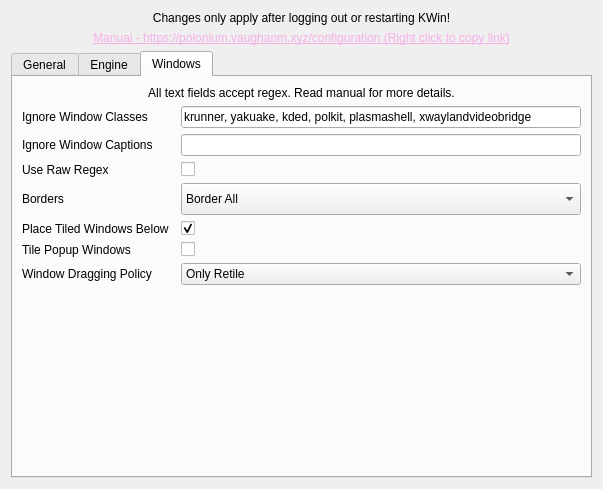
The window that res/config.ui (zeroxoneafour/polonium) describes before a commit, drawn with Qt 5.
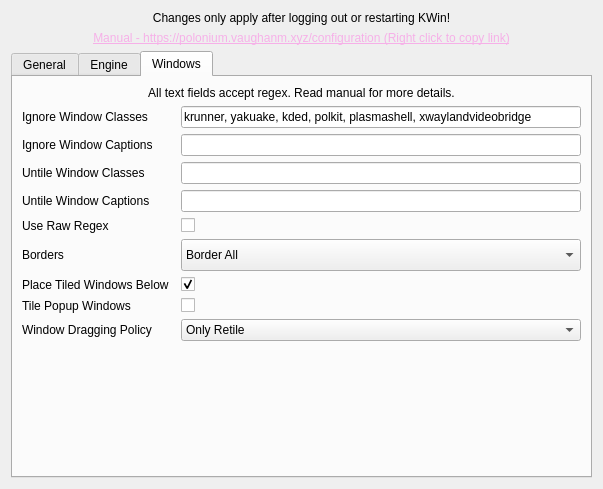
The same window after the commit. The open tabs and pages were chosen to show the change.

What changed in the file:
```diff
--- a/res/config.ui
+++ b/res/config.ui
@@ -719,61 +719,39 @@
          <item row="3" column="2">
           <widget class="QLineEdit" name="kcfg_IgnoreWindowCaptions"/>
          </item>
-         <item row="6" column="2">
-          <widget class="QCheckBox" name="kcfg_TiledWindowsBelow">
+         <item row="7" column="0">
+          <widget class="QLabel" name="bordersLabel">
            <property name="text">
-            <string/>
+            <string>Borders</string>
            </property>
-           <property name="checked">
-            <bool>true</bool>
-           </property>
           </widget>
          </item>
-         <item row="4" column="0">
-          <widget class="QLabel" name="rawRegexLabel">
-           <property name="text">
-            <string>Use Raw Regex</string>
+         <item row="10" column="2">
+          <widget class="QComboBox" name="kcfg_WindowDragPolicy">
+           <property name="currentIndex">
+            <number>1</number>
            </property>
+           <item>
+            <property name="text">
+             <string>Always Tile</string>
+            </property>
+           </item>
+           <item>
+            <property name="text">
+             <string>Only Retile</string>
+            </property>
+           </item>
+           <item>
+            <property name="text">
+             <string>Never Tile</string>
+            </property>
+           </item>
           </widget>
          </item>
-         <item row="9" column="0" colspan="3">
-          <spacer name="windowsVerticalSpacer">
-           <property name="orientation">
-            <enum>Qt::Orientation::Vertical</enum>
-           </property>
-           <property name="sizeHint" stdset="0">
-            <size>
-             <width>20</width>
-             <height>40</height>
-            </size>
-           </property>
-          </spacer>
-         </item>
-         <item row="4" column="2">
-          <widget class="QCheckBox" name="kcfg_RawRegex">
+         <item row="10" column="0">
+          <widget class="QLabel" name="windowDragPolicyLabel">
            <property name="text">
-            <string/>
-           </property>
-          </widget>
-         </item>
-         <item row="2" column="2">
-          <widget class="QLineEdit" name="kcfg_IgnoreWindowClasses">
-           <property name="text">
-            <string>krunner, yakuake, kded, polkit, plasmashell, xwaylandvideobridge</string>
-           </property>
-          </widget>
-         </item>
-         <item row="6" column="0">
-          <widget class="QLabel" name="tiledWindowsBelowLabel">
-           <property name="text">
-            <string>Place Tiled Windows Below</string>
-           </property>
-          </widget>
-         </item>
-         <item row="3" column="0">
-          <widget class="QLabel" name="ignoreWindowCaptionsLabel">
-           <property name="text">
-            <string>Ignore Window Captions</string>
+            <string>Window Dragging Policy</string>
            </property>
           </widget>
          </item>
@@ -793,42 +771,41 @@
            </property>
           </widget>
          </item>
-         <item row="7" column="0">
-          <widget class="QLabel" name="tilePopupsLabel">
-           <property name="text">
-            <string>Tile Popup Windows</string>
-           </property>
-          </widget>
-         </item>
-         <item row="7" column="2">
-          <widget class="QCheckBox" name="kcfg_TilePopups">
-           <property name="text">
-            <string/>
-           </property>
-          </widget>
-         </item>
-         <item row="2" column="0">
-          <widget class="QLabel" name="ignoreWindowClassesLabel">
-           <property name="text">
-            <string>Ignore Window Classes</string>
-           </property>
-          </widget>
-         </item>
-         <item row="5" column="0">
-          <widget class="QLabel" name="bordersLabel">
-           <property name="text">
-            <string>Borders</string>
-           </property>
-          </widget>
-         </item>
          <item row="8" column="0">
-          <widget class="QLabel" name="windowDragPolicyLabel">
+          <widget class="QLabel" name="tiledWindowsBelowLabel">
            <property name="text">
-            <string>Window Dragging Policy</string>
+            <string>Place Tiled Windows Below</string>
            </property>
           </widget>
          </item>
-         <item row="5" column="2">
+         <item row="9" column="2">
+          <widget class="QCheckBox" name="kcfg_TilePopups">
+           <property name="text">
+            <string/>
+           </property>
+          </widget>
+         </item>
+         <item row="2" column="2">
+          <widget class="QLineEdit" name="kcfg_IgnoreWindowClasses">
+           <property name="text">
+            <string>krunner, yakuake, kded, polkit, plasmashell, xwaylandvideobridge</string>
+           </property>
+          </widget>
+         </item>
+         <item row="11" column="0" colspan="3">
+          <spacer name="windowsVerticalSpacer">
+           <property name="orientation">
+            <enum>Qt::Orientation::Vertical</enum>
+           </property>
+           <property name="sizeHint" stdset="0">
+            <size>
+             <width>20</width>
+             <height>40</height>
+            </size>
+           </property>
+          </spacer>
+         </item>
+         <item row="7" column="2">
           <widget class="QComboBox" name="kcfg_Borders">
            <property name="minimumSize">
             <size>
@@ -867,27 +844,70 @@
           </widget>
          </item>
          <item row="8" column="2">
-          <widget class="QComboBox" name="kcfg_WindowDragPolicy">
-           <property name="currentIndex">
-            <number>1</number>
+          <widget class="QCheckBox" name="kcfg_TiledWindowsBelow">
+           <property name="text">
+            <string/>
            </property>
-           <item>
-            <property name="text">
-             <string>Always Tile</string>
-            </property>
-           </item>
-           <item>
-            <property name="text">
-             <string>Only Retile</string>
-            </property>
-           </item>
-           <item>
-            <property name="text">
-             <string>Never Tile</string>
-            </property>
-           </item>
+           <property name="checked">
+            <bool>true</bool>
+           </property>
           </widget>
          </item>
+         <item row="6" column="0">
+          <widget class="QLabel" name="rawRegexLabel">
+           <property name="text">
+            <string>Use Raw Regex</string>
+           </property>
+          </widget>
+         </item>
+         <item row="9" column="0">
+          <widget class="QLabel" name="tilePopupsLabel">
+           <property name="text">
+            <string>Tile Popup Windows</string>
+           </property>
+          </widget>
+         </item>
+         <item row="2" column="0">
+          <widget class="QLabel" name="ignoreWindowClassesLabel">
+           <property name="text">
+            <string>Ignore Window Classes</string>
+           </property>
+          </widget>
+         </item>
+         <item row="6" column="2">
+          <widget class="QCheckBox" name="kcfg_RawRegex">
+           <property name="text">
+            <string/>
+           </property>
+          </widget>
+         </item>
+         <item row="3" column="0">
+          <widget class="QLabel" name="ignoreWindowCaptionsLabel">
+           <property name="text">
+            <string>Ignore Window Captions</string>
+           </property>
+          </widget>
+         </item>
+         <item row="4" column="0">
+          <widget class="QLabel" name="untileWindowClassesLabel">
+           <property name="text">
+            <string>Untile Window Classes</string>
+           </property>
+          </widget>
+         </item>
+         <item row="5" column="0">
+          <widget class="QLabel" name="untileWindowCaptionsLabel">
+           <property name="text">
+            <string>Untile Window Captions</string>
+           </property>
+          </widget>
+         </item>
+         <item row="4" column="2">
+          <widget class="QLineEdit" name="kcfg_UntileWindowClasses"/>
+         </item>
+         <item row="5" column="2">
+          <widget class="QLineEdit" name="kcfg_UntileWindowCaptions"/>
+         </item>
         </layout>
        </widget>
       </widget>
```
